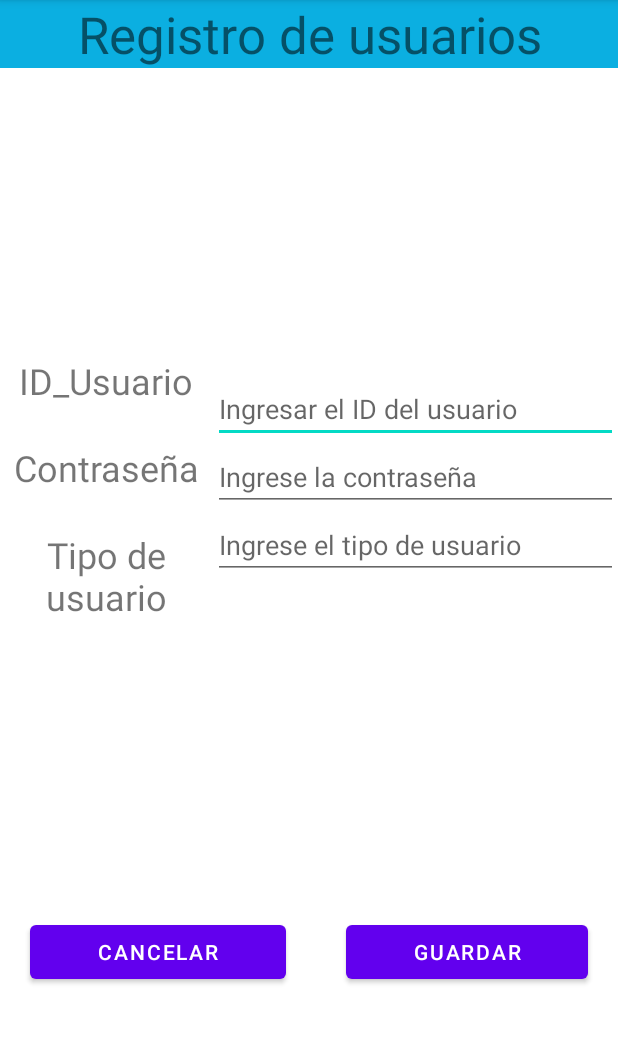
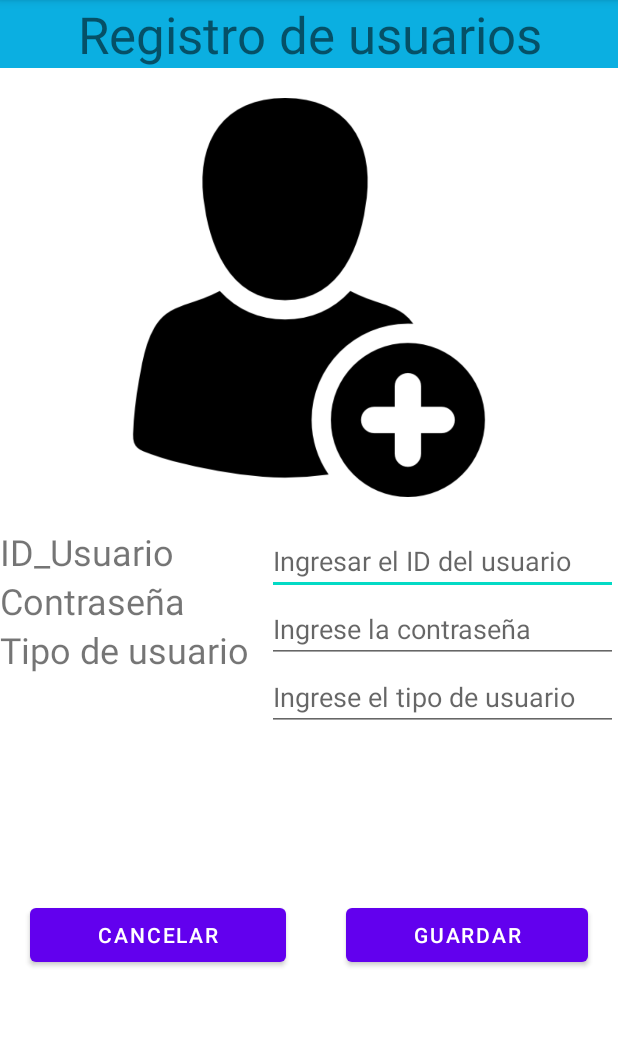
Before and after one commit to jamescc2000/Talma, an Android app: the Registro_usuarios screen opened directly, with no data from a screen before it, on a phone screen of 412 x 824 dp, the part 84-1128 px from its top. Run offline under Robolectric (Android 15) with nearby library versions, the phone set to English and light mode, and no system bars.

Commit message:
Registro de usuarios + imagen

```diff
--- a/app/src/main/res/layout/activity_registro_usuarios.xml
+++ b/app/src/main/res/layout/activity_registro_usuarios.xml
@@ -1,4 +1,5 @@
 <?xml version="1.0" encoding="utf-8"?>
+
 <LinearLayout xmlns:android="http://schemas.android.com/apk/res/android"
     xmlns:app="http://schemas.android.com/apk/res-auto"
     xmlns:tools="http://schemas.android.com/tools"
@@ -8,50 +9,54 @@
     tools:context=".Registro_usuarios" >
 
     <TextView
-        android:background="@color/celeste"
+        android:layout_below="@id/tv_registro_usuarios"
+        android:id="@+id/tv_registro_usuarios"
         android:layout_width="match_parent"
         android:layout_height="wrap_content"
+        android:background="@color/celeste"
+        android:gravity="center"
         android:text="Registro de usuarios"
-        android:textSize="34sp"
-        android:gravity="center"
-        />
+        android:textSize="34sp" />
+
+    <ImageView
+        android:layout_below="@id/iv_registro_usuario"
+        android:id="@+id/iv_registro_usuario"
+        android:layout_width="match_parent"
+        android:layout_height="266dp"
+        android:layout_margin="20dp"
+        app:srcCompat="@drawable/registro_nuevo_usuario" />
 
     <LinearLayout
         android:layout_width="match_parent"
-        android:layout_height="545dp"
-        android:gravity="center"
+        android:layout_height="228dp"
         android:orientation="horizontal">
 
         <LinearLayout
-            android:layout_width="142dp"
+            android:layout_width="178dp"
             android:layout_height="match_parent"
-            android:gravity="center"
             android:orientation="vertical">
 
             <TextView
-                android:id="@+id/textView6"
+                android:layout_below="@id/tv_id_usuario"
+                android:id="@+id/tv_id_usuario"
                 android:layout_width="match_parent"
                 android:layout_height="wrap_content"
-                android:layout_marginTop="15dp"
-                android:gravity="center"
                 android:text="ID_Usuario"
                 android:textSize="24sp" />
 
             <TextView
-                android:id="@+id/textView7"
+                android:layout_below="@id/tv_contraseña"
+                android:id="@+id/tv_contraseña"
                 android:layout_width="match_parent"
                 android:layout_height="wrap_content"
-                android:layout_marginTop="25dp"
-                android:gravity="center"
                 android:text="Contraseña"
                 android:textSize="24sp" />
 
             <TextView
-                android:id="@+id/textView8"
+                android:layout_below="@id/tv_tipo_usuario"
+                android:id="@+id/tv_tipo_usuario"
                 android:layout_width="match_parent"
                 android:layout_height="wrap_content"
-                android:layout_marginTop="25dp"
-                android:gravity="center"
                 android:text="Tipo de usuario"
                 android:textSize="24sp" />
 
@@ -60,30 +65,29 @@
         <LinearLayout
             android:layout_width="match_parent"
             android:layout_height="match_parent"
-            android:gravity="center"
             android:orientation="vertical">
 
             <EditText
-                android:id="@+id/editTextTextPersonName8"
+                android:layout_below="@id/et_ingrese_id_usuario"
+                android:id="@+id/et_ingrese_id_usuario"
                 android:layout_width="match_parent"
                 android:layout_height="wrap_content"
-                android:ems="10"
                 android:hint="Ingresar el ID del usuario"
                 android:inputType="textPersonName" />
 
             <EditText
-                android:id="@+id/editTextTextPersonName9"
+                android:layout_below="@id/et_ingrese_contraseña"
+                android:id="@+id/et_ingrese_contraseña"
                 android:layout_width="match_parent"
                 android:layout_height="wrap_content"
-                android:ems="10"
                 android:hint="Ingrese la contraseña"
                 android:inputType="textPersonName" />
 
             <EditText
-                android:id="@+id/editTextTextPersonName10"
+                android:layout_below="@id/et_ingrese_tipo_usuario"
+                android:id="@+id/et_ingrese_tipo_usuario"
                 android:layout_width="match_parent"
                 android:layout_height="wrap_content"
-                android:ems="10"
                 android:hint="Ingrese el tipo de usuario"
                 android:inputType="textPersonName" />
         </LinearLayout>
@@ -96,7 +100,8 @@
         android:orientation="horizontal">
 
         <Button
-            android:id="@+id/button"
+            android:layout_below="@id/Btn_cancelar"
+            android:id="@+id/Btn_cancelar"
             android:layout_width="wrap_content"
             android:layout_height="wrap_content"
             android:layout_margin="20dp"
@@ -104,7 +109,8 @@
             android:text="Cancelar" />
 
         <Button
-            android:id="@+id/button2"
+            android:layout_below="@id/Btn_guardar"
+            android:id="@+id/Btn_guardar"
             android:layout_width="wrap_content"
             android:layout_height="wrap_content"
             android:layout_margin="20dp"
```
Also changed, not shown: app/src/main/res/drawable/registro_nuevo_usuario.png (added).
